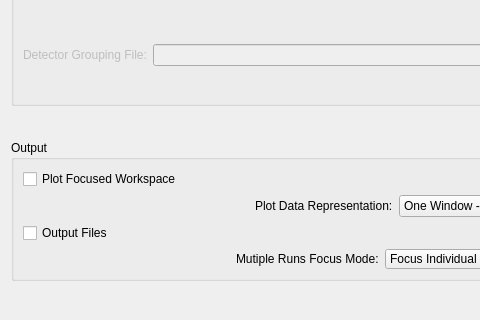
First picture: the form in MantidQt/CustomInterfaces/inc/MantidQtCustomInterfaces/EnggDiffraction/EnggDiffractionQtTabFocus.ui, repository mantidproject/mantid, before the edit; both pictures show x 0 to 480 and y 310 to 630 of the 618 by 630 pixel window.
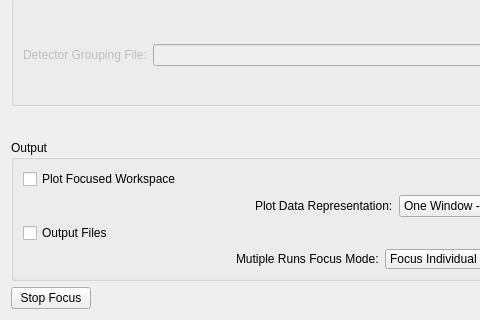
Second picture: the form after the edit. Custom widgets are drawn as their Qt base class.

Commit message:
adding button to the interface
refs #14606

What changed in the file:
```diff
--- a/MantidQt/CustomInterfaces/inc/MantidQtCustomInterfaces/EnggDiffraction/EnggDiffractionQtTabFocus.ui
+++ b/MantidQt/CustomInterfaces/inc/MantidQtCustomInterfaces/EnggDiffraction/EnggDiffractionQtTabFocus.ui
@@ -605,6 +605,13 @@
    </item>
    <item>
     <layout class="QHBoxLayout" name="horizontalLayout_13">
+     <item>
+      <widget class="QPushButton" name="pushButton_stopFocus">
+       <property name="text">
+        <string>Stop Focus</string>
+       </property>
+      </widget>
+     </item>
      <item>
       <spacer name="horizontalSpacer_11">
        <property name="orientation">
```
